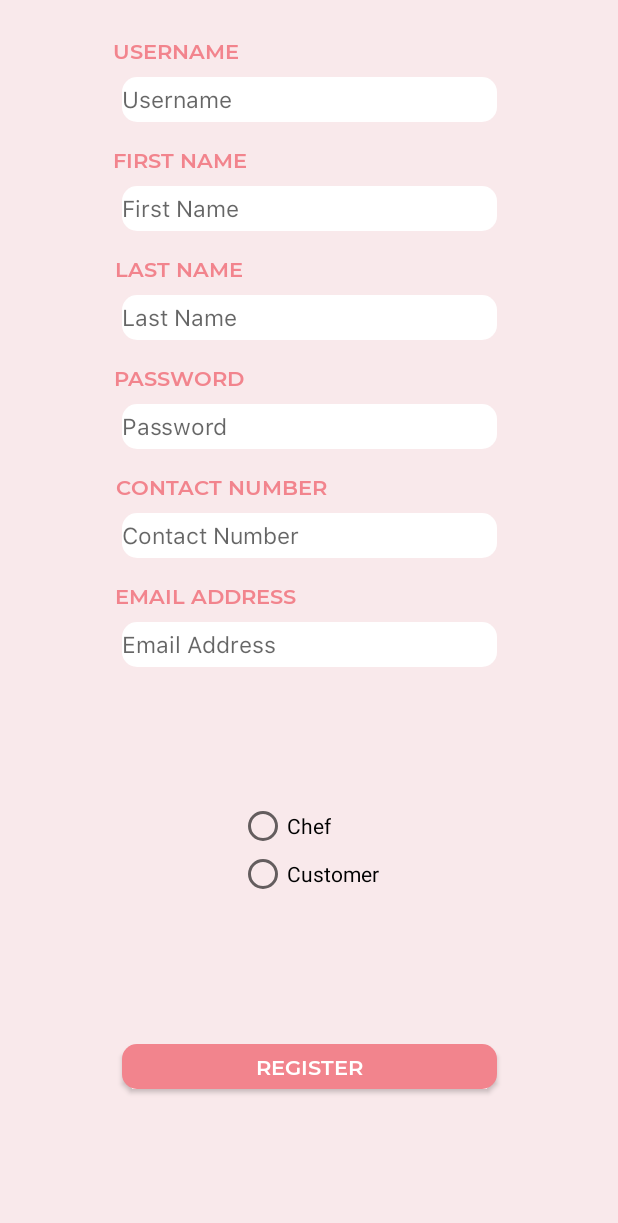
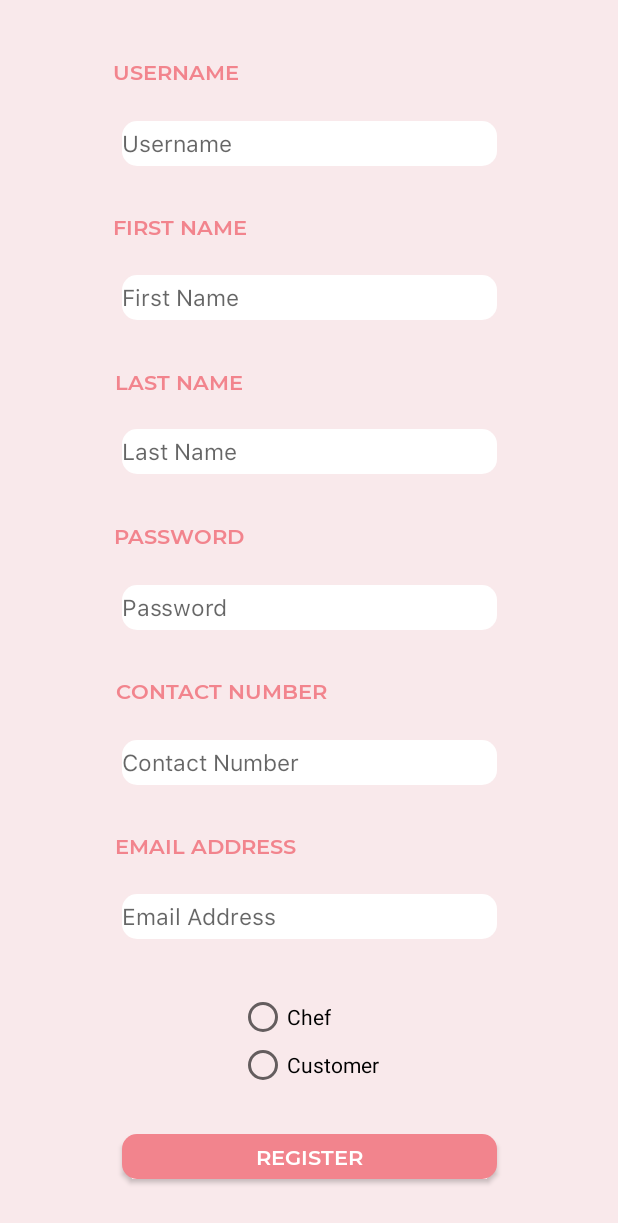
Before and after one commit to luiscaringal/ICS115-Project-Cookbook, an Android app: the screen it shows after launch (RegisterUserActivity), after a tap on "SIGN UP", on a phone screen of 412 x 824 dp. Shown: the top 1223 px of the screen. Run offline under Robolectric (Android 15) with nearby library versions, the phone set to English and light mode, and no system bars; our stand-ins replace Firebase (no records; nobody signed in at launch, a user with empty details on screens opened directly).

```diff
--- a/app/src/main/AndroidManifest.xml
+++ b/app/src/main/AndroidManifest.xml
@@ -38,7 +38,7 @@
                 android:value=".MainActivity" />
         </activity>
         <activity
-            android:name=".home_page_activity"
+            android:name=".HomeActivity"
             android:parentActivityName=".MainActivity">
 
             <!-- The meta-data tag is required if you support API level 15 and lower -->
@@ -46,7 +46,7 @@
                 android:name="android.support.PARENT_ACTIVITY"
                 android:value=".MainActivity" />
         </activity>
-        <activity android:name=".menu_activity"></activity>
+        <activity android:name=".MenuActivity"></activity>
     </application>
 
 </manifest>
--- a/app/src/main/java/com/ics115_project/cookbook/profile_fragment.java
+++ b/app/src/main/java/com/ics115_project/cookbook/HomeFragment.java
@@ -8,11 +8,11 @@ import android.view.LayoutInflater;
 import android.view.View;
 import android.view.ViewGroup;
 
-public class profile_fragment extends Fragment {
+public class HomeFragment extends Fragment {
 
     @Nullable
     @Override
     public View onCreateView(@NonNull LayoutInflater inflater, @Nullable ViewGroup container, @Nullable Bundle savedInstanceState) {
-        return inflater.inflate(R.layout.fragment_profile, container, false);
+        return inflater.inflate(R.layout.fragment_home, container, false);
     }
 }
--- a/app/src/main/java/com/ics115_project/cookbook/menu_activity.java
+++ b/app/src/main/java/com/ics115_project/cookbook/MenuActivity.java
@@ -4,7 +4,7 @@ import android.support.v7.app.AppCompatActivity;
 import android.os.Bundle;
 import android.support.v7.widget.Toolbar;
 
-public class menu_activity extends AppCompatActivity {
+public class MenuActivity extends AppCompatActivity {
 
     @Override
     protected void onCreate(Bundle savedInstanceState) {
--- a/app/src/main/java/com/ics115_project/cookbook/order_fragment.java
+++ b/app/src/main/java/com/ics115_project/cookbook/OrderFragment.java
@@ -8,7 +8,7 @@ import android.view.LayoutInflater;
 import android.view.View;
 import android.view.ViewGroup;
 
-public class order_fragment extends Fragment {
+public class OrderFragment extends Fragment {
 
     @Nullable
     @Override
--- a/app/src/main/java/com/ics115_project/cookbook/login_user_activity.java
+++ b/app/src/main/java/com/ics115_project/cookbook/login_user_activity.java
@@ -33,7 +33,7 @@ public class login_user_activity extends AppCompatActivity implements View.OnCli
         firebaseAuth = FirebaseAuth.getInstance();
 
         if (firebaseAuth.getCurrentUser() != null) {
-            startActivity(new Intent(this, home_page_activity.class));
+            startActivity(new Intent(this, HomeActivity.class));
             finish();
         }
 
@@ -62,7 +62,7 @@ public class login_user_activity extends AppCompatActivity implements View.OnCli
                             progressDialog.dismiss();
                             if (task.isSuccessful()) {
                                 Toast.makeText(login_user_activity.this, "Login Success", Toast.LENGTH_LONG).show();
-                                startActivity(new Intent(login_user_activity.this, home_page_activity.class));
+                                startActivity(new Intent(login_user_activity.this, HomeActivity.class));
                                 finish();
                             } else {
                                 Toast.makeText(login_user_activity.this, "Login Failed", Toast.LENGTH_LONG).show();
@@ -79,7 +79,6 @@ public class login_user_activity extends AppCompatActivity implements View.OnCli
         }
         if (v == signup) {
             startActivity(new Intent(this, RegisterUserActivity.class));
-            finish();
         }
     }
 }
--- a/app/src/main/res/layout/menu_page.xml
+++ b/app/src/main/res/layout/menu_page.xml
@@ -4,6 +4,6 @@
     xmlns:tools="http://schemas.android.com/tools"
     android:layout_width="match_parent"
     android:layout_height="match_parent"
-    tools:context=".menu_activity">
+    tools:context=".MenuActivity">
 
 </android.support.constraint.ConstraintLayout>
--- a/app/src/main/res/layout/register_page.xml
+++ b/app/src/main/res/layout/register_page.xml
@@ -6,42 +6,138 @@
     android:layout_height="match_parent"
     android:background="@color/colorBackground">
 
+    <android.support.constraint.ConstraintLayout
+        android:id="@+id/scrollView2"
+        android:layout_width="match_parent"
+        android:layout_height="match_parent"
+        app:layout_constraintBottom_toBottomOf="parent"
+        app:layout_constraintEnd_toEndOf="parent"
+        app:layout_constraintStart_toStartOf="parent"
+        app:layout_constraintTop_toTopOf="parent">
+
         <TextView
-        android:id="@+id/textView"
+            android:id="@+id/textView4"
             android:layout_width="wrap_content"
             android:layout_height="wrap_content"
+            android:layout_marginBottom="1dp"
             android:layout_marginEnd="8dp"
             android:layout_marginLeft="8dp"
             android:layout_marginRight="8dp"
             android:layout_marginStart="8dp"
             android:layout_marginTop="15dp"
             android:fontFamily="@font/montserratsemibold"
-        android:text="FIRST NAME"
+            android:text="PASSWORD"
             android:textColor="@color/colorButton"
             android:textStyle="bold"
+            app:layout_constraintBottom_toTopOf="@+id/reg_password"
             app:layout_constraintEnd_toEndOf="parent"
             app:layout_constraintHorizontal_bias="0.22"
             app:layout_constraintStart_toStartOf="parent"
-        app:layout_constraintTop_toBottomOf="@+id/reg_uname" />
-
+            app:layout_constraintTop_toBottomOf="@+id/reg_lname" />
 
         <TextView
-        android:id="@+id/textView2"
+            android:id="@+id/textView5"
             android:layout_width="wrap_content"
             android:layout_height="wrap_content"
+            android:layout_marginBottom="1dp"
             android:layout_marginEnd="8dp"
             android:layout_marginLeft="8dp"
             android:layout_marginRight="8dp"
             android:layout_marginStart="8dp"
-        android:layout_marginTop="24dp"
+            android:layout_marginTop="15dp"
             android:fontFamily="@font/montserratsemibold"
-        android:text="USERNAME"
+            android:text="CONTACT NUMBER"
             android:textColor="@color/colorButton"
             android:textStyle="bold"
+            app:layout_constraintBottom_toTopOf="@+id/reg_phone_number"
             app:layout_constraintEnd_toEndOf="parent"
-        app:layout_constraintHorizontal_bias="0.215"
+            app:layout_constraintHorizontal_bias="0.272"
             app:layout_constraintStart_toStartOf="parent"
-        app:layout_constraintTop_toTopOf="parent" />
+            app:layout_constraintTop_toBottomOf="@+id/reg_password" />
+
+        <Button
+            android:id="@+id/button3"
+            android:layout_width="250dp"
+            android:layout_height="30dp"
+            android:layout_marginBottom="24dp"
+            android:layout_marginEnd="8dp"
+            android:layout_marginLeft="8dp"
+            android:layout_marginRight="8dp"
+            android:layout_marginStart="8dp"
+            android:layout_marginTop="16dp"
+            android:background="@drawable/rounded_button"
+            android:fontFamily="@font/montserratsemibold"
+            android:onClick="registerUser"
+            android:text="Register"
+            android:textColor="@color/colorBackgroundInput"
+            android:textStyle="bold"
+            app:layout_constraintBottom_toBottomOf="parent"
+            app:layout_constraintEnd_toEndOf="parent"
+            app:layout_constraintStart_toStartOf="parent"
+            app:layout_constraintTop_toBottomOf="@+id/radioButtonChooser" />
+
+        <EditText
+            android:id="@+id/reg_email"
+            android:layout_width="250dp"
+            android:layout_height="30dp"
+            android:layout_marginBottom="6dp"
+            android:layout_marginEnd="8dp"
+            android:layout_marginLeft="8dp"
+            android:layout_marginRight="8dp"
+            android:layout_marginStart="8dp"
+            android:layout_marginTop="8dp"
+            android:background="@drawable/rounded_input"
+            android:ems="10"
+            android:fontFamily="@font/sfprotextregular"
+            android:hint="Email Address"
+            android:inputType="textEmailAddress"
+            android:textSize="15sp"
+            app:layout_constraintBottom_toTopOf="@+id/radioButtonChooser"
+            app:layout_constraintEnd_toEndOf="parent"
+            app:layout_constraintStart_toStartOf="parent"
+            app:layout_constraintTop_toBottomOf="@+id/textView6" />
+
+        <EditText
+            android:id="@+id/reg_fname"
+            android:layout_width="250dp"
+            android:layout_height="30dp"
+            android:layout_marginBottom="2dp"
+            android:layout_marginEnd="8dp"
+            android:layout_marginLeft="8dp"
+            android:layout_marginRight="8dp"
+            android:layout_marginStart="8dp"
+            android:layout_marginTop="8dp"
+            android:background="@drawable/rounded_input"
+            android:ems="10"
+            android:fontFamily="@font/sfprotextregular"
+            android:hint="First Name"
+            android:inputType="textPersonName"
+            android:textSize="15sp"
+            app:layout_constraintBottom_toTopOf="@+id/textView3"
+            app:layout_constraintEnd_toEndOf="parent"
+            app:layout_constraintStart_toStartOf="parent"
+            app:layout_constraintTop_toBottomOf="@+id/textView" />
+
+        <EditText
+            android:id="@+id/reg_lname"
+            android:layout_width="250dp"
+            android:layout_height="30dp"
+            android:layout_marginBottom="2dp"
+            android:layout_marginEnd="8dp"
+            android:layout_marginLeft="8dp"
+            android:layout_marginRight="8dp"
+            android:layout_marginStart="8dp"
+            android:layout_marginTop="8dp"
+            android:background="@drawable/rounded_input"
+            android:ems="10"
+            android:fontFamily="@font/sfprotextregular"
+            android:hint="Last Name"
+            android:inputType="textPersonName"
+            android:textSize="15sp"
+            app:layout_constraintBottom_toTopOf="@+id/textView4"
+            app:layout_constraintEnd_toEndOf="parent"
+            app:layout_constraintStart_toStartOf="parent"
+            app:layout_constraintTop_toBottomOf="@+id/textView3" />
 
         <TextView
             android:id="@+id/textView3"
@@ -56,51 +152,17 @@
             android:text="LAST NAME"
             android:textColor="@color/colorButton"
             android:textStyle="bold"
+            app:layout_constraintBottom_toTopOf="@+id/reg_lname"
             app:layout_constraintEnd_toEndOf="parent"
             app:layout_constraintHorizontal_bias="0.22"
             app:layout_constraintStart_toStartOf="parent"
             app:layout_constraintTop_toBottomOf="@+id/reg_fname" />
 
         <TextView
-        android:id="@+id/textView4"
-        android:layout_width="wrap_content"
-        android:layout_height="wrap_content"
-        android:layout_marginEnd="8dp"
-        android:layout_marginLeft="8dp"
-        android:layout_marginRight="8dp"
-        android:layout_marginStart="8dp"
-        android:layout_marginTop="15dp"
-        android:fontFamily="@font/montserratsemibold"
-        android:text="PASSWORD"
-        android:textColor="@color/colorButton"
-        android:textStyle="bold"
-        app:layout_constraintEnd_toEndOf="parent"
-        app:layout_constraintHorizontal_bias="0.22"
-        app:layout_constraintStart_toStartOf="parent"
-        app:layout_constraintTop_toBottomOf="@+id/reg_lname" />
-
-    <TextView
-        android:id="@+id/textView5"
-        android:layout_width="wrap_content"
-        android:layout_height="wrap_content"
-        android:layout_marginEnd="8dp"
-        android:layout_marginLeft="8dp"
-        android:layout_marginRight="8dp"
-        android:layout_marginStart="8dp"
-        android:layout_marginTop="15dp"
-        android:fontFamily="@font/montserratsemibold"
-        android:text="CONTACT NUMBER"
-        android:textColor="@color/colorButton"
-        android:textStyle="bold"
-        app:layout_constraintEnd_toEndOf="parent"
-        app:layout_constraintHorizontal_bias="0.272"
-        app:layout_constraintStart_toStartOf="parent"
-        app:layout_constraintTop_toBottomOf="@+id/reg_password" />
-
-    <TextView
             android:id="@+id/textView6"
             android:layout_width="wrap_content"
             android:layout_height="wrap_content"
+            android:layout_marginBottom="1dp"
             android:layout_marginEnd="8dp"
             android:layout_marginLeft="8dp"
             android:layout_marginRight="8dp"
@@ -110,74 +172,37 @@
             android:text="EMAIL ADDRESS"
             android:textColor="@color/colorButton"
             android:textStyle="bold"
+            app:layout_constraintBottom_toTopOf="@+id/reg_email"
             app:layout_constraintEnd_toEndOf="parent"
             app:layout_constraintHorizontal_bias="0.25"
             app:layout_constraintStart_toStartOf="parent"
             app:layout_constraintTop_toBottomOf="@+id/reg_phone_number" />
 
-    <EditText
-        android:id="@+id/reg_uname"
-        android:layout_width="250dp"
-        android:layout_height="30dp"
+        <TextView
+            android:id="@+id/textView2"
+            android:layout_width="wrap_content"
+            android:layout_height="wrap_content"
+            android:layout_marginBottom="1dp"
             android:layout_marginEnd="8dp"
             android:layout_marginLeft="8dp"
             android:layout_marginRight="8dp"
             android:layout_marginStart="8dp"
-        android:layout_marginTop="8dp"
-        android:background="@drawable/rounded_input"
-        android:ems="10"
-        android:fontFamily="@font/sfprotextregular"
-        android:hint="Username"
-        android:inputType="textPersonName"
-        android:textSize="15sp"
+            android:layout_marginTop="24dp"
+            android:fontFamily="@font/montserratsemibold"
+            android:text="USERNAME"
+            android:textColor="@color/colorButton"
+            android:textStyle="bold"
+            app:layout_constraintBottom_toTopOf="@+id/reg_uname"
             app:layout_constraintEnd_toEndOf="parent"
+            app:layout_constraintHorizontal_bias="0.215"
             app:layout_constraintStart_toStartOf="parent"
-        app:layout_constraintTop_toBottomOf="@+id/textView2"
-        tools:ignore="MissingConstraints" />
-
-
-    <EditText
-        android:id="@+id/reg_fname"
-        android:layout_width="250dp"
-        android:layout_height="30dp"
-        android:layout_marginEnd="8dp"
-        android:layout_marginLeft="8dp"
-        android:layout_marginRight="8dp"
-        android:layout_marginStart="8dp"
-        android:layout_marginTop="8dp"
-        android:background="@drawable/rounded_input"
-        android:ems="10"
-        android:fontFamily="@font/sfprotextregular"
-        android:hint="First Name"
-        android:inputType="textPersonName"
-        android:textSize="15sp"
-        app:layout_constraintEnd_toEndOf="parent"
-        app:layout_constraintStart_toStartOf="parent"
-        app:layout_constraintTop_toBottomOf="@+id/textView" />
-
-    <EditText
-        android:id="@+id/reg_lname"
-        android:layout_width="250dp"
-        android:layout_height="30dp"
-        android:layout_marginEnd="8dp"
-        android:layout_marginLeft="8dp"
-        android:layout_marginRight="8dp"
-        android:layout_marginStart="8dp"
-        android:layout_marginTop="8dp"
-        android:background="@drawable/rounded_input"
-        android:ems="10"
-        android:fontFamily="@font/sfprotextregular"
-        android:hint="Last Name"
-        android:inputType="textPersonName"
-        android:textSize="15sp"
-        app:layout_constraintEnd_toEndOf="parent"
-        app:layout_constraintStart_toStartOf="parent"
-        app:layout_constraintTop_toBottomOf="@+id/textView3" />
+            app:layout_constraintTop_toTopOf="parent" />
 
         <EditText
             android:id="@+id/reg_password"
             android:layout_width="250dp"
             android:layout_height="30dp"
+            android:layout_marginBottom="1dp"
             android:layout_marginEnd="8dp"
             android:layout_marginLeft="8dp"
             android:layout_marginRight="8dp"
@@ -189,73 +214,36 @@
             android:hint="Password"
             android:inputType="textPassword"
             android:textSize="15sp"
+            app:layout_constraintBottom_toTopOf="@+id/textView5"
             app:layout_constraintEnd_toEndOf="parent"
             app:layout_constraintStart_toStartOf="parent"
             app:layout_constraintTop_toBottomOf="@+id/textView4" />
 
-    <EditText
-        android:id="@+id/reg_phone_number"
-        android:layout_width="250dp"
-        android:layout_height="30dp"
+        <TextView
+            android:id="@+id/textView"
+            android:layout_width="wrap_content"
+            android:layout_height="wrap_content"
+            android:layout_marginBottom="1dp"
             android:layout_marginEnd="8dp"
             android:layout_marginLeft="8dp"
             android:layout_marginRight="8dp"
             android:layout_marginStart="8dp"
-        android:layout_marginTop="8dp"
-        android:background="@drawable/rounded_input"
-        android:ems="10"
-        android:fontFamily="@font/sfprotextregular"
-        android:hint="Contact Number"
-        android:inputType="phone"
-        android:textSize="15sp"
+            android:layout_marginTop="15dp"
+            android:fontFamily="@font/montserratsemibold"
+            android:text="FIRST NAME"
+            android:textColor="@color/colorButton"
+            android:textStyle="bold"
+            app:layout_constraintBottom_toTopOf="@+id/reg_fname"
             app:layout_constraintEnd_toEndOf="parent"
+            app:layout_constraintHorizontal_bias="0.22"
             app:layout_constraintStart_toStartOf="parent"
-        app:layout_constraintTop_toBottomOf="@+id/textView5" />
-
-    <EditText
-        android:id="@+id/reg_email"
-        android:layout_width="250dp"
-        android:layout_height="30dp"
-        android:layout_marginEnd="8dp"
-        android:layout_marginLeft="8dp"
-        android:layout_marginRight="8dp"
-        android:layout_marginStart="8dp"
-        android:layout_marginTop="8dp"
-        android:background="@drawable/rounded_input"
-        android:ems="10"
-        android:fontFamily="@font/sfprotextregular"
-        android:hint="Email Address"
-        android:inputType="textEmailAddress"
-        android:textSize="15sp"
-        app:layout_constraintEnd_toEndOf="parent"
-        app:layout_constraintStart_toStartOf="parent"
-        app:layout_constraintTop_toBottomOf="@+id/textView6" />
-
-    <Button
-        android:id="@+id/button3"
-        android:layout_width="250dp"
-        android:layout_height="30dp"
-        android:layout_marginBottom="8dp"
-        android:layout_marginEnd="8dp"
-        android:layout_marginLeft="8dp"
-        android:layout_marginRight="8dp"
-        android:layout_marginStart="8dp"
-        android:layout_marginTop="8dp"
-        android:background="@drawable/rounded_button"
-        android:fontFamily="@font/montserratsemibold"
-        android:onClick="registerUser"
-        android:text="Register"
-        android:textColor="@color/colorBackgroundInput"
-        android:textStyle="bold"
-        app:layout_constraintBottom_toBottomOf="parent"
-        app:layout_constraintEnd_toEndOf="parent"
-        app:layout_constraintStart_toStartOf="parent"
-        app:layout_constraintTop_toBottomOf="@+id/radioButtonChooser" />
+            app:layout_constraintTop_toBottomOf="@+id/reg_uname" />
 
         <RadioGroup
             android:id="@+id/radioButtonChooser"
             android:layout_width="wrap_content"
             android:layout_height="wrap_content"
+            android:layout_marginTop="16dp"
             app:layout_constraintBottom_toTopOf="@+id/button3"
             app:layout_constraintEnd_toEndOf="parent"
             app:layout_constraintHorizontal_bias="0.501"
@@ -276,4 +264,49 @@
 
         </RadioGroup>
 
+        <EditText
+            android:id="@+id/reg_uname"
+            android:layout_width="250dp"
+            android:layout_height="30dp"
+            android:layout_marginBottom="1dp"
+            android:layout_marginEnd="8dp"
+            android:layout_marginLeft="8dp"
+            android:layout_marginRight="8dp"
+            android:layout_marginStart="8dp"
+            android:layout_marginTop="8dp"
+            android:background="@drawable/rounded_input"
+            android:ems="10"
+            android:fontFamily="@font/sfprotextregular"
+            android:hint="Username"
+            android:inputType="textPersonName"
+            android:textSize="15sp"
+            app:layout_constraintBottom_toTopOf="@+id/textView"
+            app:layout_constraintEnd_toEndOf="parent"
+            app:layout_constraintStart_toStartOf="parent"
+            app:layout_constraintTop_toBottomOf="@+id/textView2"
+            tools:ignore="MissingConstraints" />
+
+        <EditText
+            android:id="@+id/reg_phone_number"
+            android:layout_width="250dp"
+            android:layout_height="30dp"
+            android:layout_marginBottom="1dp"
+            android:layout_marginEnd="8dp"
+            android:layout_marginLeft="8dp"
+            android:layout_marginRight="8dp"
+            android:layout_marginStart="8dp"
+            android:layout_marginTop="8dp"
+            android:background="@drawable/rounded_input"
+            android:ems="10"
+            android:fontFamily="@font/sfprotextregular"
+            android:hint="Contact Number"
+            android:inputType="phone"
+            android:textSize="15sp"
+            app:layout_constraintBottom_toTopOf="@+id/textView6"
+            app:layout_constraintEnd_toEndOf="parent"
+            app:layout_constraintStart_toStartOf="parent"
+            app:layout_constraintTop_toBottomOf="@+id/textView5" />
     </android.support.constraint.ConstraintLayout>
+
+
+</android.support.constraint.ConstraintLayout>
```
Also changed, not shown: app/src/main/java/com/ics115_project/cookbook/HomeActivity.java (renamed from app/src/main/java/com/ics115_project/cookbook/home_page_activity.java, +62 -5 lines), app/src/main/java/com/ics115_project/cookbook/ProfileFragment.java (added, +18 -0 lines), app/src/main/java/com/ics115_project/cookbook/RegisterUserActivity.java (+7 -2 lines), app/src/main/java/com/ics115_project/cookbook/User.java (+23 -11 lines), app/src/main/java/com/ics115_project/cookbook/UserList.java (+21 -14 lines), app/src/main/res/layout/fragment_home.xml (added, +25 -0 lines), app/src/main/res/layout/home_page.xml (+12 -26 lines), app/src/main/res/layout/user_list_layout.xml (added, +78 -0 lines), app/src/main/res/drawable-hdpi/logo.png (added), app/src/main/res/mipmap-hdpi/logo.png (added). Lines whose indentation alone changed are shown as unchanged.
